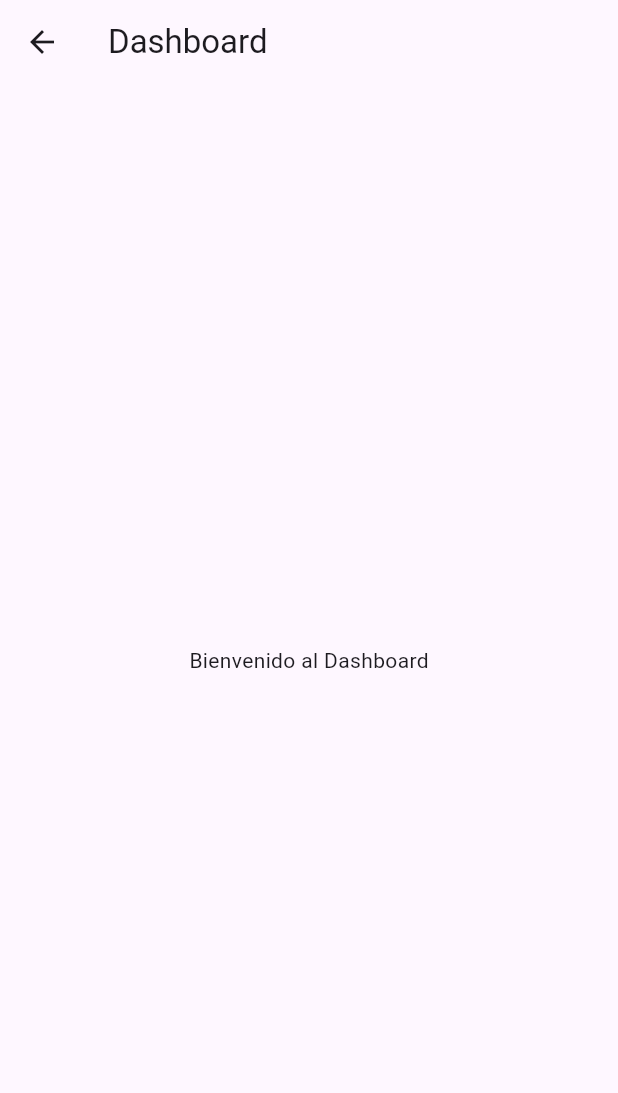
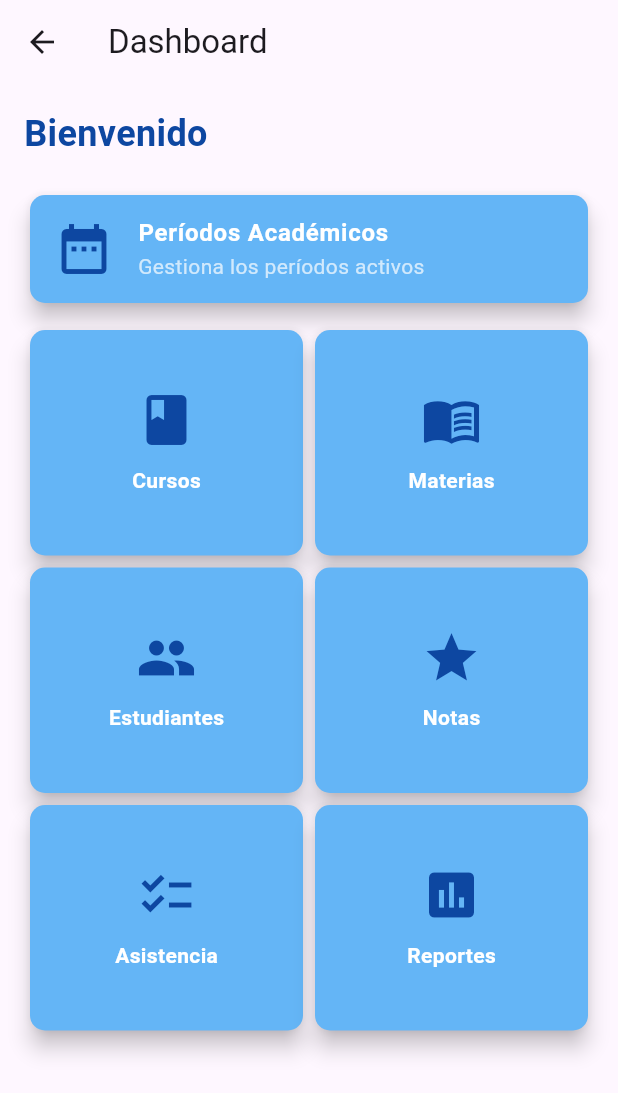
Before and after one commit to diegachito007/app_profesor, a Flutter app: the DashboardPage screen opened by its route, on a phone screen of 412 x 824 dp. Shown: the top 1093 px of the screen. Run offline on Flutter 3.47's test engine with Material 3 defaults, Android fonts, the phone set to English and light mode, and no system bars; our stand-ins replace logger, shared_preferences, sqflite, supabase_flutter; accounts and stored records are empty.

Commit message:
V3 Peridos

```diff
--- a/lib/features/home/home_controller.dart
+++ b/lib/data/controllers/home_controller.dart
@@ -1,7 +1,7 @@
 import 'package:supabase_flutter/supabase_flutter.dart';
 import 'package:logger/logger.dart';
 import 'package:shared_preferences/shared_preferences.dart';
-import '../../data/database/license_storage.dart';
+import '../database/license_storage.dart';
 
 class HomeController {
   final SupabaseClient supabase = Supabase.instance.client;
--- a/lib/features/dashboard/dashboard_page.dart
+++ b/lib/features/dashboard/dashboard_page.dart
@@ -7,15 +7,124 @@ class DashboardPage extends StatelessWidget {
   @override
   Widget build(BuildContext context) {
     return PopScope(
-      canPop: false, // Evita que el usuario salga directamente
+      canPop: false,
       onPopInvokedWithResult: (didPop, result) {
         if (!didPop) {
           _mostrarDialogoSalida(context);
         }
       },
       child: Scaffold(
-        appBar: AppBar(title: const Text("Dashboard")), // ✅ Título visible aquí
-        body: const Center(child: Text("Bienvenido al Dashboard")),
+        appBar: AppBar(title: const Text("Dashboard")),
+        body: Padding(
+          padding: const EdgeInsets.all(16.0),
+          child: Column(
+            crossAxisAlignment: CrossAxisAlignment.start,
+            children: [
+              Text(
+                "Bienvenido",
+                style: TextStyle(
+                  fontSize: 24,
+                  fontWeight: FontWeight.bold,
+                  color: Colors.blue.shade900,
+                ),
+              ),
+              const SizedBox(height: 20),
+              _buildPeriodosCard(context), // ✅ Card con navegación
+              const SizedBox(height: 10),
+              Expanded(child: _buildGridMenu(context)),
+            ],
+          ),
+        ),
+      ),
+    );
+  }
+
+  /// ✅ Card que navega a Períodos Académicos al presionar
+  Widget _buildPeriodosCard(BuildContext context) {
+    return GestureDetector(
+      onTap: () => Navigator.pushNamed(
+        context,
+        '/periodos',
+      ), // ✅ Navegación con rutas nombradas
+      child: Card(
+        elevation: 6,
+        color: Colors.blue.shade300,
+        shape: RoundedRectangleBorder(borderRadius: BorderRadius.circular(10)),
+        child: ListTile(
+          leading: Icon(
+            Icons.date_range,
+            color: Colors.blue.shade900,
+            size: 40,
+          ),
+          title: const Text(
+            "Períodos Académicos",
+            style: TextStyle(color: Colors.white, fontWeight: FontWeight.bold),
+          ),
+          subtitle: const Text(
+            "Gestiona los períodos activos",
+            style: TextStyle(color: Colors.white70),
+          ),
+        ),
+      ),
+    );
+  }
+
+  Widget _buildGridMenu(BuildContext context) {
+    final items = [
+      {"icon": Icons.class_, "title": "Cursos"},
+      {"icon": Icons.menu_book, "title": "Materias"},
+      {"icon": Icons.group, "title": "Estudiantes"},
+      {"icon": Icons.grade, "title": "Notas"},
+      {"icon": Icons.checklist, "title": "Asistencia"},
+      {"icon": Icons.insert_chart, "title": "Reportes"},
+    ];
+
+    return GridView.builder(
+      gridDelegate: const SliverGridDelegateWithFixedCrossAxisCount(
+        crossAxisCount: 2,
+        childAspectRatio: 1.2,
+      ),
+      itemCount: items.length,
+      itemBuilder: (context, index) {
+        final item = items[index];
+        return Card(
+          elevation: 6,
+          color: Colors.blue.shade300,
+          shape: RoundedRectangleBorder(
+            borderRadius: BorderRadius.circular(10),
+          ),
+          child: InkWell(
+            onTap: () => _mostrarMensaje(context, item["title"] as String),
+            child: Column(
+              mainAxisAlignment: MainAxisAlignment.center,
+              children: [
+                Icon(
+                  item["icon"] as IconData,
+                  color: Colors.blue.shade900,
+                  size: 40,
+                ),
+                const SizedBox(height: 10),
+                Text(
+                  item["title"] as String,
+                  style: const TextStyle(
+                    color: Colors.white,
+                    fontWeight: FontWeight.bold,
+                  ),
+                ),
+              ],
+            ),
+          ),
+        );
+      },
+    );
+  }
+
+  void _mostrarMensaje(BuildContext context, String titulo) {
+    ScaffoldMessenger.of(context).showSnackBar(
+      SnackBar(
+        content: Text("Seleccionaste: $titulo"),
+        duration: const Duration(seconds: 2),
+        backgroundColor: Colors.blue.shade700,
       ),
     );
   }
@@ -34,7 +143,7 @@ class DashboardPage extends StatelessWidget {
           TextButton(
             onPressed: () {
               Navigator.pop(context);
-              SystemNavigator.pop(); // ✅ Cierra la aplicación
+              SystemNavigator.pop();
             },
             child: const Text("Sí"),
           ),
--- a/lib/main.dart
+++ b/lib/main.dart
@@ -22,7 +22,7 @@ class MyApp extends StatelessWidget {
     return MaterialApp(
       debugShowCheckedModeBanner: false,
       title: 'Profeshor1.0',
-      theme: ThemeData(primarySwatch: Colors.blue),
+      theme: ThemeData(primarySwatch: Colors.blue, useMaterial3: true),
       initialRoute: '/home',
       routes: appRoutes,
     );
--- a/lib/routes/app_routes.dart
+++ b/lib/routes/app_routes.dart
@@ -1,10 +1,13 @@
 import 'package:flutter/material.dart';
 import '../features/home/home_page.dart';
 import '../features/dashboard/dashboard_page.dart';
-import '../features/licencia/licencia_page.dart'; // 🔹 Se añade la ruta de licencia
+import '../features/licencia/licencia_page.dart';
+import '../features/periodos/periodos_page.dart'; // ✅ Agrega la importación
 
 final Map<String, WidgetBuilder> appRoutes = {
   '/home': (context) => const HomePage(),
   '/dashboard': (context) => const DashboardPage(),
-  '/licencia': (context) => const LicenciaPage(), // 🔹 Ruta agregada
+  '/licencia': (context) => const LicenciaPage(),
+  '/periodos': (context) =>
+      const PeriodosPage(), // ✅ Agrega la ruta de períodos
 };
--- a/pubspec.yaml
+++ b/pubspec.yaml
@@ -1,5 +1,5 @@
 name: app_profesor
-description: "A new Flutter project."
+description: "Profeshor 1.0"
 publish_to: 'none'
 version: 1.0.0+1
 
@@ -17,6 +17,10 @@ dependencies:
   cupertino_icons: ^1.0.8
   supabase_flutter: ^2.0.0 # Versión actualizada
   flutter_dotenv: ^5.2.1
+  intl: ^0.20.2
+
+flutter: # ✅ Agregar esta sección
+  uses-material-design: true
 
 dev_dependencies:
   flutter_lints: ^2.0.0 # Agregado para reglas de lint recomendadas
```
Also changed, not shown: lib/data/controllers/periodos_controller.dart (added, +29 -0 lines), lib/data/database/sqlite_service.dart (added, +178 -0 lines), lib/data/models/periodo_model.dart (added, +31 -0 lines), lib/data/services/periodos_service.dart (added, +47 -0 lines), lib/features/home/home_page.dart (+38 -27 lines), lib/features/periodos/periodos_page.dart (added, +218 -0 lines), pubspec.lock.
